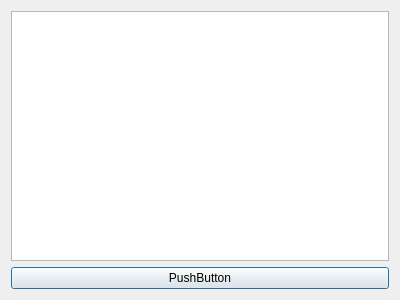
First picture: the form in dialog.ui, repository jetcake/xml, before the edit.
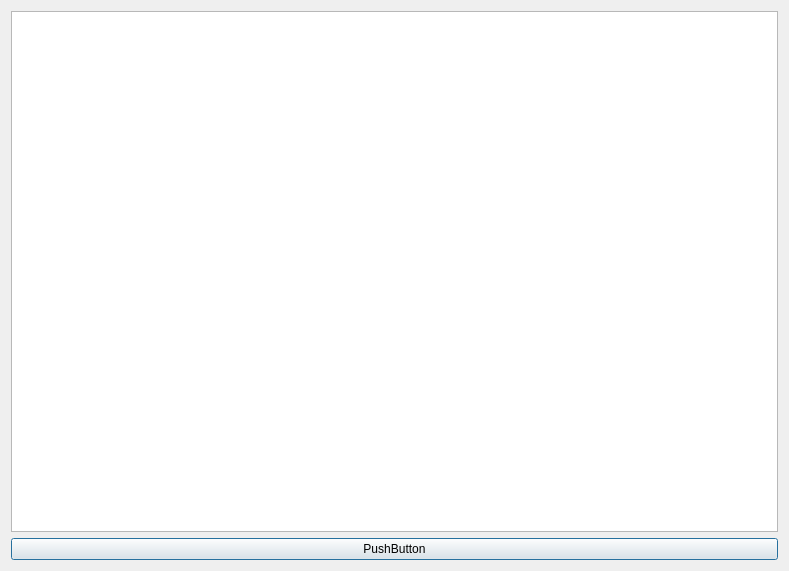
Second picture: the form after the edit.

Commit message: made so top entries i rendered in a table view

```diff
--- a/dialog.ui
+++ b/dialog.ui
@@ -6,8 +6,8 @@
    <rect>
     <x>0</x>
     <y>0</y>
-    <width>400</width>
-    <height>300</height>
+    <width>789</width>
+    <height>571</height>
    </rect>
   </property>
   <property name="windowTitle">
@@ -15,7 +15,7 @@
   </property>
   <layout class="QVBoxLayout" name="verticalLayout">
    <item>
-    <widget class="QTreeView" name="treeView"/>
+    <widget class="QTableView" name="tableView"/>
    </item>
    <item>
     <widget class="QPushButton" name="pushButton">
```
The commit also changes 3 other files.
